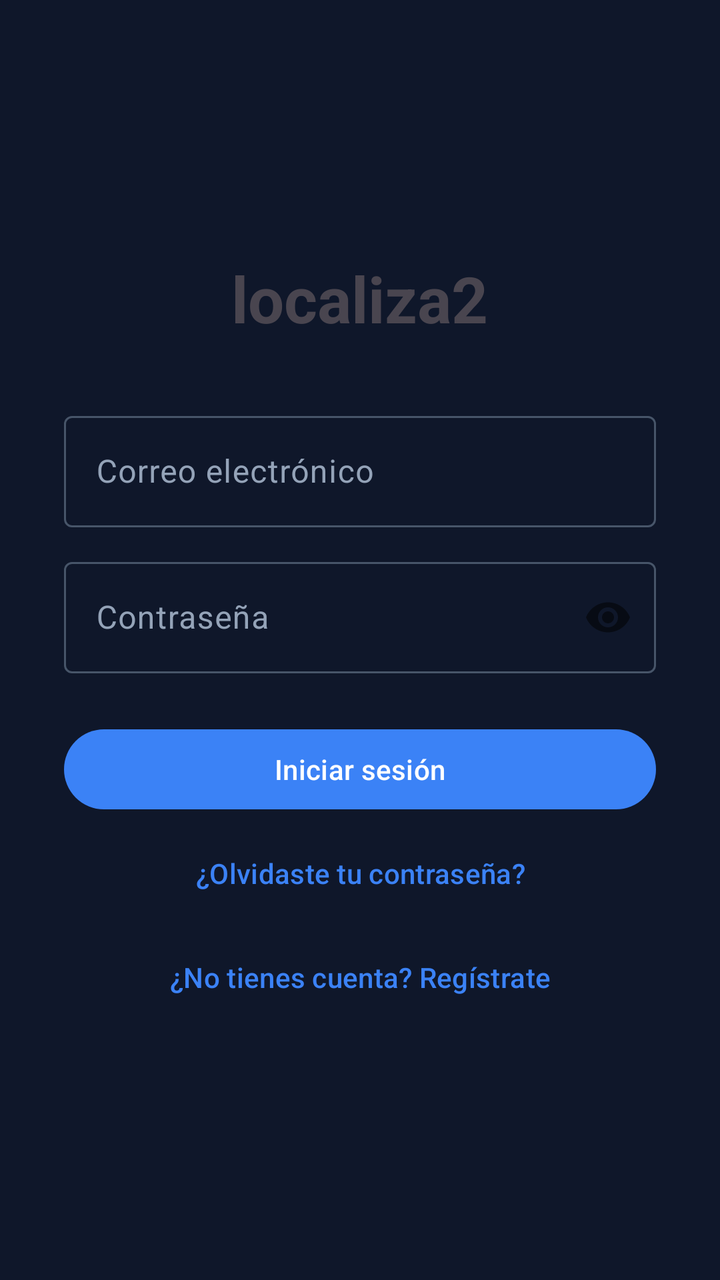
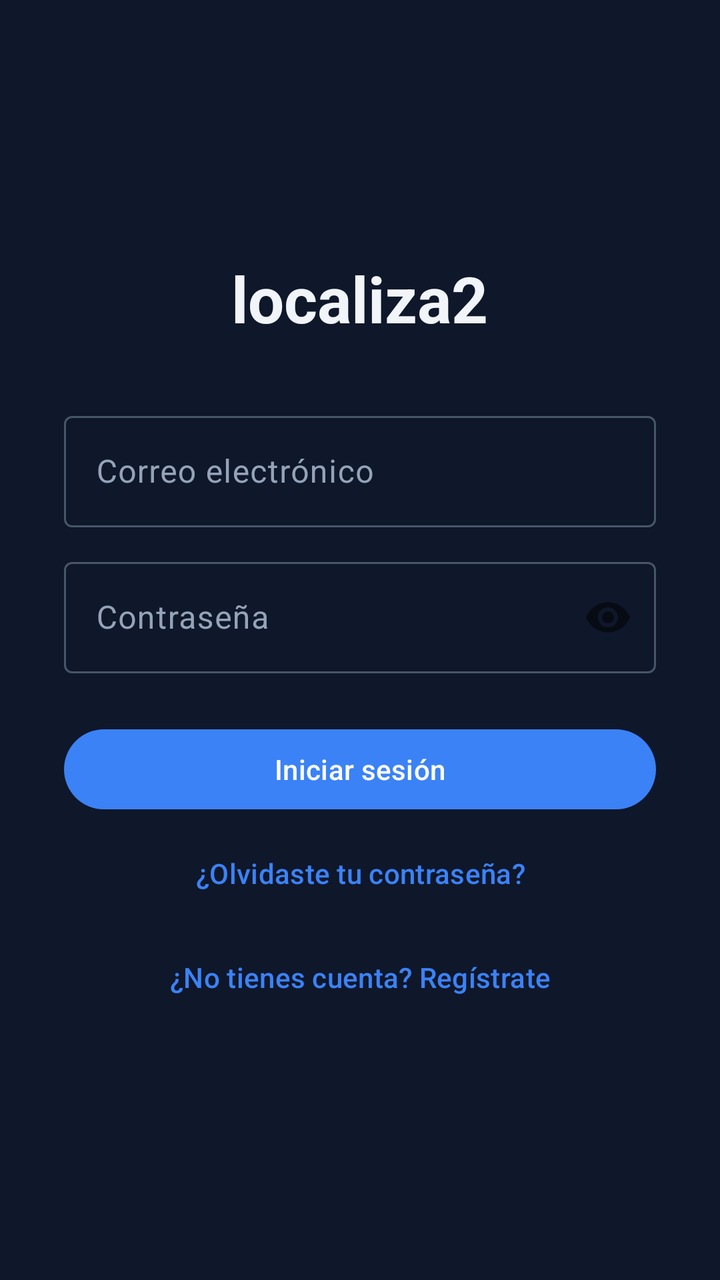

Two renders of the same Android screen: before a commit and after it. Below are the layout's source before the change and the commit's diff.
<!-- AndroidManifest.xml: application theme Theme.Localiza2 -->
<!-- res/layout/fragment_login.xml -->
<?xml version="1.0" encoding="utf-8"?>
<androidx.constraintlayout.widget.ConstraintLayout xmlns:android="http://schemas.android.com/apk/res/android"
    xmlns:app="http://schemas.android.com/apk/res-auto"
    android:layout_width="match_parent"
    android:layout_height="match_parent"
    android:padding="32dp">

    
    <LinearLayout
        android:id="@+id/layoutContent"
        android:layout_width="match_parent"
        android:layout_height="wrap_content"
        android:orientation="vertical"
        app:layout_constraintTop_toTopOf="parent"
        app:layout_constraintBottom_toBottomOf="parent"
        app:layout_constraintStart_toStartOf="parent"
        app:layout_constraintEnd_toEndOf="parent">

        <TextView
            android:layout_width="wrap_content"
            android:layout_height="wrap_content"
            android:layout_gravity="center"
            android:layout_marginBottom="32dp"
            android:text="localiza2"
            android:textSize="32sp"
            android:textStyle="bold" />

        <com.google.android.material.textfield.TextInputLayout
            android:layout_width="match_parent"
            android:layout_height="wrap_content"
            android:hint="Correo electrónico"
            style="@style/Widget.Material3.TextInputLayout.OutlinedBox">
            <com.google.android.material.textfield.TextInputEditText
                android:id="@+id/etEmail"
                android:layout_width="match_parent"
                android:layout_height="wrap_content"
                android:inputType="textEmailAddress" />
        </com.google.android.material.textfield.TextInputLayout>

        <com.google.android.material.textfield.TextInputLayout
            android:layout_width="match_parent"
            android:layout_height="wrap_content"
            android:layout_marginTop="12dp"
            android:hint="Contraseña"
            app:passwordToggleEnabled="true"
            style="@style/Widget.Material3.TextInputLayout.OutlinedBox">
            <com.google.android.material.textfield.TextInputEditText
                android:id="@+id/etPassword"
                android:layout_width="match_parent"
                android:layout_height="wrap_content"
                android:inputType="textPassword" />
        </com.google.android.material.textfield.TextInputLayout>

        <ProgressBar
            android:id="@+id/progressBar"
            android:layout_width="wrap_content"
            android:layout_height="wrap_content"
            android:layout_gravity="center"
            android:layout_marginTop="16dp"
            android:visibility="gone" />

        <com.google.android.material.button.MaterialButton
            android:id="@+id/btnLogin"
            android:layout_width="match_parent"
            android:layout_height="wrap_content"
            android:layout_marginTop="24dp"
            android:text="Iniciar sesión" />

        <com.google.android.material.button.MaterialButton
            android:id="@+id/btnForgotPassword"
            android:layout_width="match_parent"
            android:layout_height="wrap_content"
            android:layout_marginTop="4dp"
            android:text="¿Olvidaste tu contraseña?"
            style="@style/Widget.Material3.Button.TextButton" />

        <com.google.android.material.button.MaterialButton
            android:id="@+id/btnGoRegister"
            android:layout_width="match_parent"
            android:layout_height="wrap_content"
            android:layout_marginTop="4dp"
            android:text="¿No tienes cuenta? Regístrate"
            style="@style/Widget.Material3.Button.TextButton" />

    </LinearLayout>

    
    <TextView
        android:id="@+id/tvVersion"
        android:layout_width="wrap_content"
        android:layout_height="wrap_content"
        android:textSize="12sp"
        android:alpha="0.5"
        android:textColor="?attr/colorOnSurface"
        app:layout_constraintBottom_toBottomOf="parent"
        app:layout_constraintStart_toStartOf="parent"
        app:layout_constraintEnd_toEndOf="parent" />

</androidx.constraintlayout.widget.ConstraintLayout>
<!-- resources referenced by this layout -->
<resources>
  <style name="Theme.Localiza2" parent="Theme.Material3.DayNight.NoActionBar">
          
          <item name="colorPrimary">@color/accent_primary</item>
          <item name="colorOnPrimary">@color/white</item>
          <item name="colorPrimaryContainer">@color/bg_surface_2</item>
          <item name="colorOnPrimaryContainer">@color/accent_light</item>
  
          
          <item name="colorSecondary">@color/accent_primary</item>
          <item name="colorOnSecondary">@color/white</item>
          <item name="colorSecondaryContainer">@color/bg_surface_2</item>
          <item name="colorOnSecondaryContainer">@color/accent_light</item>
  
          
          <item name="colorError">@color/danger</item>
          <item name="colorOnError">@color/white</item>
          <item name="colorErrorContainer">@color/bg_surface_2</item>
          <item name="colorOnErrorContainer">@color/danger</item>
  
          
          <item name="colorSurface">@color/bg_surface</item>
          <item name="colorOnSurface">@color/text_primary</item>
          <item name="colorSurfaceVariant">@color/bg_surface_2</item>
          <item name="colorOnSurfaceVariant">@color/text_muted</item>
          <item name="android:colorBackground">@color/bg_primary</item>
          <item name="colorOnBackground">@color/text_primary</item>
  
          
          <item name="colorOutline">@color/bg_surface_3</item>
          <item name="colorOutlineVariant">@color/bg_surface_2</item>
          <item name="colorSurfaceContainerLow">@color/bg_surface</item>
          <item name="colorSurfaceContainer">@color/bg_surface_2</item>
          <item name="colorSurfaceContainerHigh">@color/bg_surface_3</item>
  
          
          <item name="android:textColorPrimary">@color/text_primary</item>
          <item name="android:textColorSecondary">@color/text_muted</item>
          <item name="android:textColorHint">@color/text_hint</item>
      </style>
  <color name="accent_primary">#3b82f6</color>
  <color name="white">#FFFFFFFF</color>
  <color name="bg_surface_2">#334155</color>
  <color name="accent_light">#60a5fa</color>
  <color name="danger">#ef4444</color>
  <color name="bg_surface">#1e293b</color>
  <color name="text_primary">#f1f5f9</color>
  <color name="text_muted">#94a3b8</color>
  <color name="bg_primary">#0f172a</color>
  <color name="bg_surface_3">#475569</color>
  <color name="text_hint">#64748b</color>
</resources>

<!-- the commit's change to res/layout/fragment_login.xml (unified diff, before → after) -->
@@ -3,9 +3,8 @@
     xmlns:app="http://schemas.android.com/apk/res-auto"
     android:layout_width="match_parent"
     android:layout_height="match_parent"
-    android:padding="32dp">
+    android:padding="@dimen/spacing_2xl">
 
-    
     <LinearLayout
         android:id="@+id/layoutContent"
         android:layout_width="match_parent"
@@ -20,10 +19,11 @@
             android:layout_width="wrap_content"
             android:layout_height="wrap_content"
             android:layout_gravity="center"
-            android:layout_marginBottom="32dp"
+            android:layout_marginBottom="@dimen/spacing_2xl"
             android:text="localiza2"
             android:textSize="32sp"
-            android:textStyle="bold" />
+            android:textStyle="bold"
+            android:textColor="?attr/colorOnSurface" />
 
         <com.google.android.material.textfield.TextInputLayout
             android:layout_width="match_parent"
@@ -40,7 +40,7 @@
         <com.google.android.material.textfield.TextInputLayout
             android:layout_width="match_parent"
             android:layout_height="wrap_content"
-            android:layout_marginTop="12dp"
+            android:layout_marginTop="@dimen/spacing_md"
             android:hint="Contraseña"
             app:passwordToggleEnabled="true"
             style="@style/Widget.Material3.TextInputLayout.OutlinedBox">
@@ -56,21 +56,21 @@
             android:layout_width="wrap_content"
             android:layout_height="wrap_content"
             android:layout_gravity="center"
-            android:layout_marginTop="16dp"
+            android:layout_marginTop="@dimen/spacing_lg"
             android:visibility="gone" />
 
         <com.google.android.material.button.MaterialButton
             android:id="@+id/btnLogin"
             android:layout_width="match_parent"
             android:layout_height="wrap_content"
-            android:layout_marginTop="24dp"
+            android:layout_marginTop="@dimen/spacing_xl"
             android:text="Iniciar sesión" />
 
         <com.google.android.material.button.MaterialButton
             android:id="@+id/btnForgotPassword"
             android:layout_width="match_parent"
             android:layout_height="wrap_content"
-            android:layout_marginTop="4dp"
+            android:layout_marginTop="@dimen/spacing_xs"
             android:text="¿Olvidaste tu contraseña?"
             style="@style/Widget.Material3.Button.TextButton" />
 
@@ -78,18 +78,17 @@
             android:id="@+id/btnGoRegister"
             android:layout_width="match_parent"
             android:layout_height="wrap_content"
-            android:layout_marginTop="4dp"
+            android:layout_marginTop="@dimen/spacing_xs"
             android:text="¿No tienes cuenta? Regístrate"
             style="@style/Widget.Material3.Button.TextButton" />
 
     </LinearLayout>
 
-    
     <TextView
         android:id="@+id/tvVersion"
         android:layout_width="wrap_content"
         android:layout_height="wrap_content"
-        android:textSize="12sp"
+        android:textSize="@dimen/text_size_xs"
         android:alpha="0.5"
         android:textColor="?attr/colorOnSurface"
         app:layout_constraintBottom_toBottomOf="parent"
<!-- resource entries referenced after the edit -->
@@ -1,5 +1,11 @@
 <!-- resources referenced by this layout -->
 <resources>
+  <dimen name="spacing_2xl">32dp</dimen>
+  <dimen name="spacing_lg">16dp</dimen>
+  <dimen name="spacing_md">12dp</dimen>
+  <dimen name="spacing_xl">24dp</dimen>
+  <dimen name="spacing_xs">4dp</dimen>
+  <dimen name="text_size_xs">11sp</dimen>
   <style name="Theme.Localiza2" parent="Theme.Material3.DayNight.NoActionBar">
           
           <item name="colorPrimary">@color/accent_primary</item>
